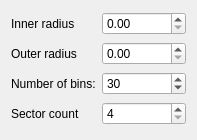
This is cct/qtgui2/setup/centering/methods/sectors.ui in awacha/cct as Qt 5 draws it before an edit. The edited form follows.
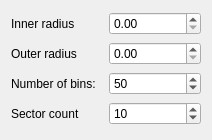
This is the edited form.

Commit message: New centering UI is ready for production

```diff
--- a/cct/qtgui2/setup/centering/methods/sectors.ui
+++ b/cct/qtgui2/setup/centering/methods/sectors.ui
@@ -6,7 +6,7 @@
    <rect>
     <x>0</x>
     <y>0</y>
-    <width>167</width>
+    <width>212</width>
     <height>140</height>
    </rect>
   </property>
@@ -58,7 +58,7 @@
       <number>999999</number>
      </property>
      <property name="value">
-      <number>30</number>
+      <number>50</number>
      </property>
     </widget>
    </item>
@@ -74,6 +74,9 @@
      <property name="minimum">
       <number>4</number>
      </property>
+     <property name="value">
+      <number>10</number>
+     </property>
     </widget>
    </item>
   </layout>
```
The commit also changes 6 other files.
